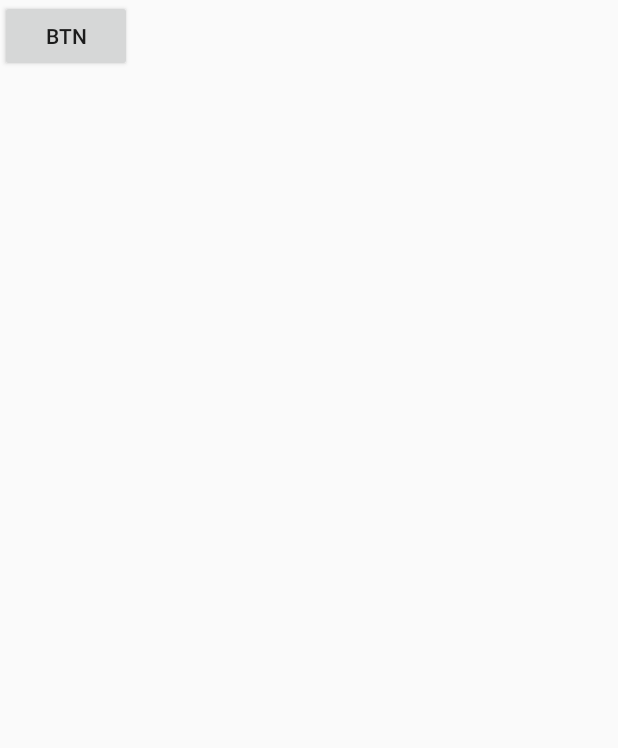
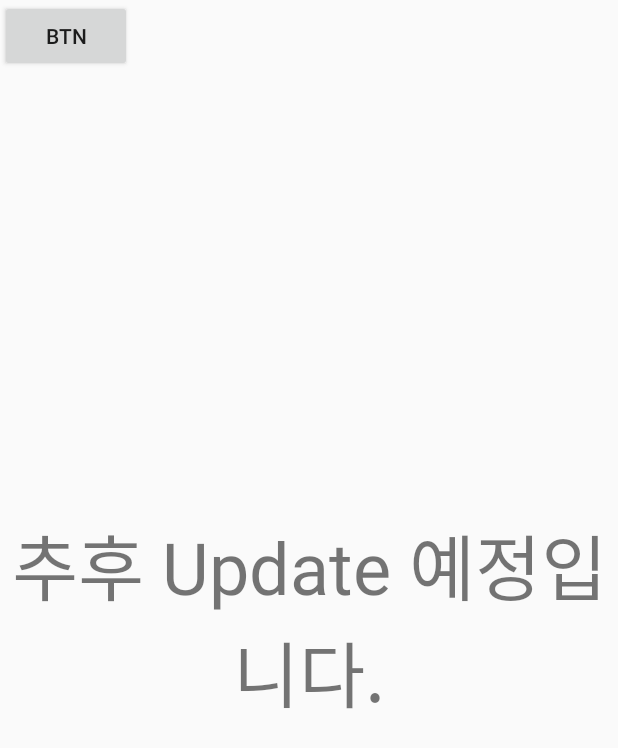
Before and after one commit to qawsed0243/ggamjjack_App, an Android app: the layout fragment_tab_fragment4.xml on its own in the app's theme, with its tools: preview values and no code run, on a phone screen of 412 x 824 dp. Shown: the top 748 px of the screen. Run offline under Robolectric (Android 15) with nearby library versions, the phone set to English and light mode, and no system bars.

Commit message:
error 수정

```diff
--- a/app/src/main/res/layout/fragment_tab_fragment4.xml
+++ b/app/src/main/res/layout/fragment_tab_fragment4.xml
@@ -9,4 +9,13 @@
         android:id="@+id/button3"
         android:text="btn"/>
 
+    <TextView
+        android:text="추후 Update 예정입니다."
+        android:textSize="48dp"
+        android:gravity="center"
+        android:layout_width="wrap_content"
+        android:layout_height="wrap_content"
+        android:layout_gravity="center"
+        android:id="@+id/textView6" />
+
 </FrameLayout>
--- a/app/src/main/res/layout/voca_card.xml
+++ b/app/src/main/res/layout/voca_card.xml
@@ -71,9 +71,9 @@
                 android:text="ad"
                 android:textColor="#ffffff"
                 sl:scale_height="26"
-                sl:scale_left="121.5"
-                sl:scale_textsize="22.8"
-                sl:scale_top="100"
+                sl:scale_left="121"
+                sl:scale_textsize="23"
+                sl:scale_top="110"
                 sl:scale_width="67"/>
             </com.ssomai.android.scalablelayout.ScalableLayout>
         </LinearLayout>
--- a/app/src/main/res/layout/voca_card2.xml
+++ b/app/src/main/res/layout/voca_card2.xml
@@ -72,7 +72,7 @@
                     sl:scale_height="26"
                     sl:scale_left="121.5"
                     sl:scale_textsize="22.8"
-                    sl:scale_top="100"
+                    sl:scale_top="110"
                     sl:scale_width="67"/>
 
     </com.ssomai.android.scalablelayout.ScalableLayout>
@@ -98,7 +98,7 @@
                 android:layout_width="match_parent"
                 android:layout_height="match_parent"
                 android:layout_gravity="right"
-                android:src="@android:drawable/ic_delete"
+                android:src="@drawable/discard"
                 sl:scale_height="25"
                 sl:scale_left="275"
                 sl:scale_top="10"
```
Also changed, not shown: app/src/main/res/layout/activity_exam.xml (+8 -8 lines), app/src/main/res/layout/fragment_tab_fragment5.xml (+8 -0 lines), app/src/main/res/drawable-mdpi/discard.png (added).
